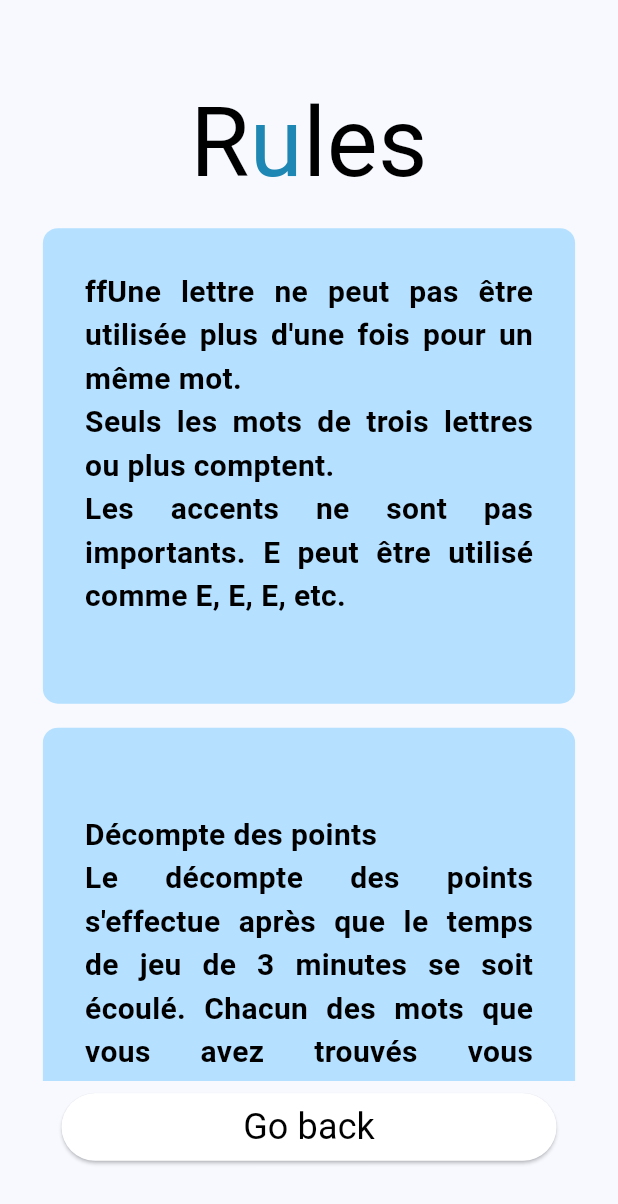
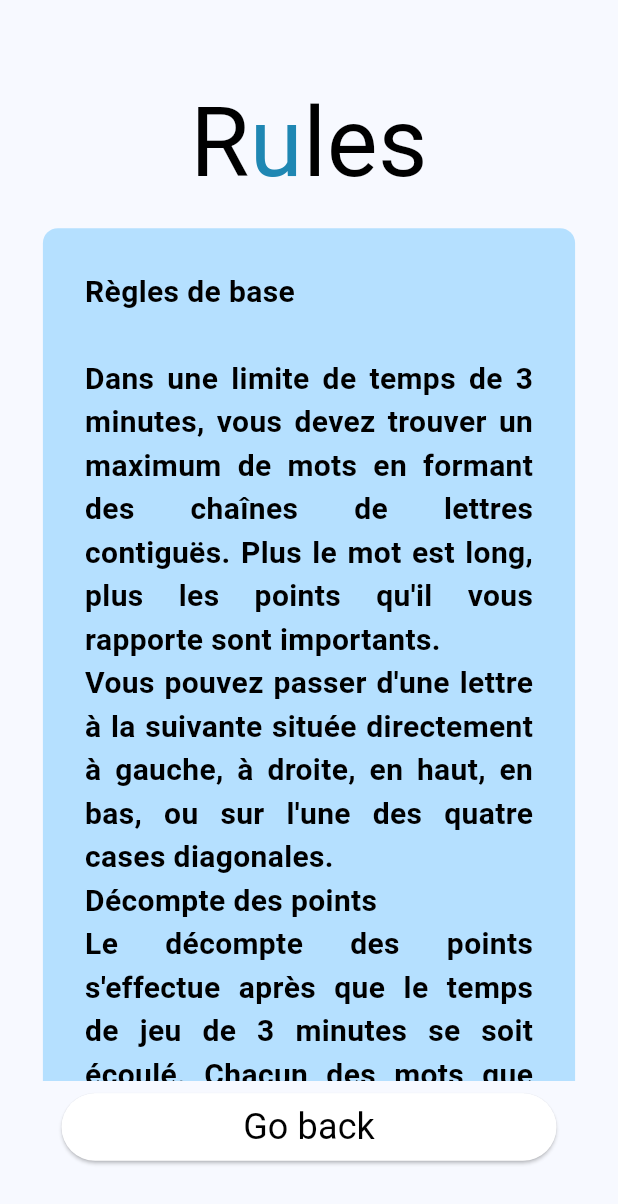
Before and after one commit to Akkuun/TER_L3_2023_Boggle_Mobile, a Flutter app: the screen it shows after launch, after a tap on "lire", on a phone screen of 412 x 824 dp. Shown: the top 1204 px of the screen. Run offline on Flutter 3.47's test engine with Material 3 defaults, Android fonts, the phone set to English and light mode, and no system bars; our stand-ins replace audioplayers, cloud_firestore, cloud_functions, firebase_auth, firebase_core, firebase_database and 2 more; missing offline and left inert: haptic_feedback; accounts and stored records are empty; Roboto replaces fonts that are missing (IBM Plex Sans, Jua).

Commit message:
page rules Fr fini

```diff
--- a/app/lib/global.dart
+++ b/app/lib/global.dart
@@ -95,7 +95,9 @@ class Globals extends InheritedWidget {
       8 : 'Trouve des mots',
       9 : '&',
       10 : 'gagne des points',
-      11 :  'Règles de base\n\n,Dans une limite de temps de 3 minutes, vous devez trouver un maximum de mots en formant des chaînes de lettres contiguës. Plus le mot est long, plus les points qu\'il vous rapporte sont importants.\nVous pouvez passer d\'une lettre à la suivante située directement à gauche, à droite, en haut, en bas, ou sur l\'une des quatre cases diagonales.\n',
+      11 :  'Règles de base\n\nDans une limite de temps de 3 minutes, vous devez trouver un maximum de mots en formant des chaînes de lettres contiguës. Plus le mot est long, plus les points qu\'il vous rapporte sont importants.\nVous pouvez passer d\'une lettre à la suivante située directement à gauche, à droite, en haut, en bas, ou sur l\'une des quatre cases diagonales.\n',
+      12 : 'Décompte des points\nLe décompte des points s\'effectue après que le temps de jeu de 3 minutes se soit écoulé. Chacun des mots que vous avez trouvés vous rapporte des points, selon le barème suivant:\n',
+      13 :    '\nDécompte des points\nLe décompte des points s\'effectue après que le temps de jeu de 3 minutes se soit écoulé. Chacun des mots que vous avez trouvés vous rapporte des points, selon le barème suivant:',
 
     },
     LangCode.EN: {
@@ -111,7 +113,10 @@ class Globals extends InheritedWidget {
   };
   //retourne le texte en fonction de la langue et de l'id
   static String getText(LangCode language, int id) {
-    return texts[language]![id]!;
+    String text = texts[language]![id] ?? ''; // Récupérer le texte ou une chaîne vide si non trouvé
+
+    return text.replaceAll('\\n', '\n'); // Remplacer les occurrences de '\n' par des sauts de ligne
+
   }
 
 
--- a/app/lib/pages/rulepage.dart
+++ b/app/lib/pages/rulepage.dart
@@ -70,12 +70,12 @@ class _RulesInstruction extends StatelessWidget {
                   children: [
                     TextSpan(
                         text:
-                       "ff",
+                       Globals.getText(gameServices.language, 11),
                         style: textStyleIBM),
                     TextSpan(
                         text:
-                            'Une lettre ne peut pas être utilisée plus d\'une fois pour un même mot.\nSeuls les mots de trois lettres ou plus comptent.\nLes accents ne sont pas importants. E peut être utilisé comme E, E, E, etc.\n',
-                        style: textStyleIBM),
+                        Globals.getText(gameServices.language, 12),
+                            style: textStyleIBM),
                   ],
                 ),
                 textAlign: TextAlign.justify,
@@ -91,15 +91,14 @@ class _RulesInstruction extends StatelessWidget {
               color: const Color.fromARGB(255, 181, 224, 255),
               borderRadius: BorderRadius.circular(10),
             ),
-            child: const Padding(
+            child: Padding(
               padding: EdgeInsets.all(8.0),
               child: Text.rich(
                 TextSpan(
                   children: [
                     TextSpan(
                         text:
-                            '\nDécompte des points\nLe décompte des points s\'effectue après que le temps de jeu de 3 minutes se soit écoulé. Chacun des mots que vous avez trouvés vous rapporte des points, selon le barème suivant:',
-                        style: textStyleIBM),
+                        Globals.getText(gameServices.language, 13),  style: textStyleIBM),
                   ],
                 ),
                 textAlign: TextAlign.justify,
```
Also changed, not shown: app/pubspec.lock.
